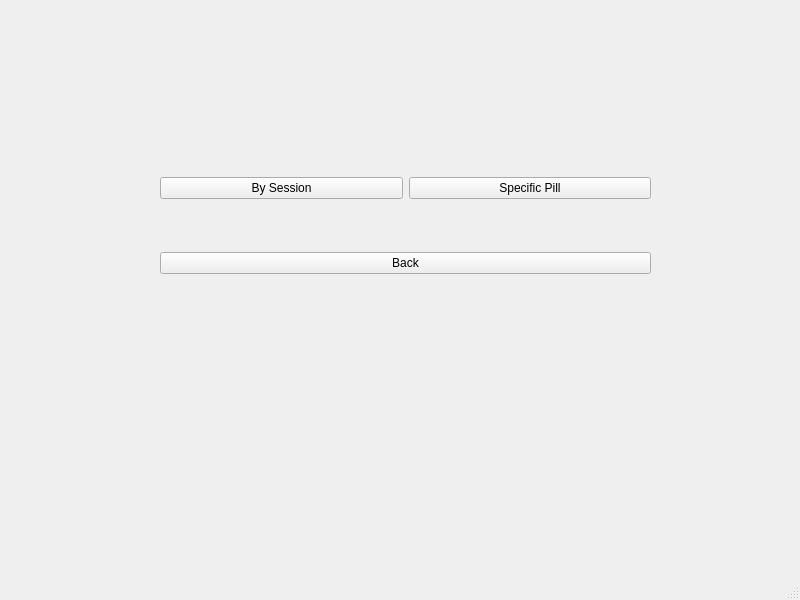
Old version of the form Kin-tech/d1.ui in the repository sankomil/Kin-tech-test.
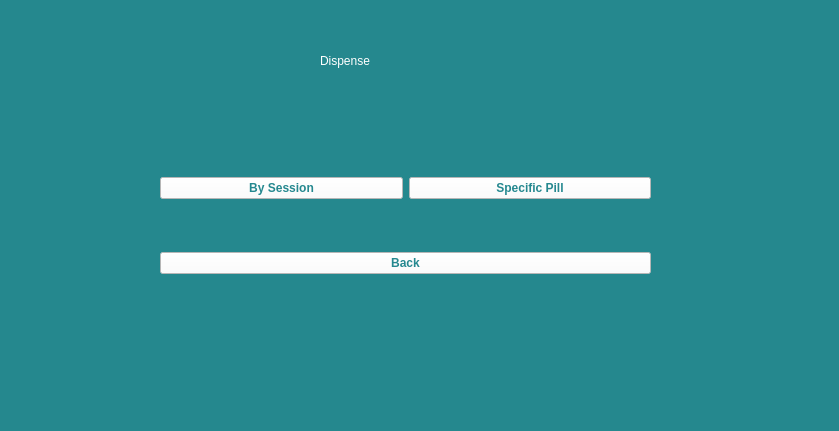
New version of the form.

What changed in the file:
```diff
--- a/Kin-tech/d1.ui
+++ b/Kin-tech/d1.ui
@@ -6,15 +6,19 @@
    <rect>
     <x>0</x>
     <y>0</y>
-    <width>800</width>
-    <height>600</height>
+    <width>839</width>
+    <height>431</height>
    </rect>
   </property>
   <property name="windowTitle">
    <string>d1</string>
   </property>
+  <property name="styleSheet">
+   <string notr="true">
+background-color: rgb(37, 136, 142);</string>
+  </property>
   <widget class="QWidget" name="centralwidget">
-   <widget class="QWidget" name="">
+   <widget class="QWidget" name="layoutWidget">
     <property name="geometry">
      <rect>
       <x>160</x>
@@ -28,6 +32,11 @@
       <layout class="QHBoxLayout" name="horizontalLayout">
        <item>
         <widget class="QPushButton" name="session_button">
+         <property name="styleSheet">
+          <string notr="true">background-color: rgb(255, 255, 255);
+color: rgb(37, 136, 143);
+font-weight: bold;</string>
+         </property>
          <property name="text">
           <string>By Session</string>
          </property>
@@ -35,6 +44,11 @@
        </item>
        <item>
         <widget class="QPushButton" name="pill_button">
+         <property name="styleSheet">
+          <string notr="true">background-color: rgb(255, 255, 255);
+color: rgb(37, 136, 143);
+font-weight: bold;</string>
+         </property>
          <property name="text">
           <string>Specific Pill</string>
          </property>
@@ -44,6 +58,11 @@
      </item>
      <item>
       <widget class="QPushButton" name="back_button">
+       <property name="styleSheet">
+        <string notr="true">background-color: rgb(255, 255, 255);
+color: rgb(37, 136, 143);
+font-weight: bold;</string>
+       </property>
        <property name="text">
         <string>Back</string>
        </property>
@@ -51,6 +70,23 @@
      </item>
     </layout>
    </widget>
+   <widget class="QLabel" name="label">
+    <property name="geometry">
+     <rect>
+      <x>320</x>
+      <y>30</y>
+      <width>251</width>
+      <height>61</height>
+     </rect>
+    </property>
+    <property name="styleSheet">
+     <string notr="true">color:rgb(255, 255, 255);
+font: 24pt &quot;Rockwell&quot;;</string>
+    </property>
+    <property name="text">
+     <string>Dispense</string>
+    </property>
+   </widget>
   </widget>
   <widget class="QMenuBar" name="menubar">
    <property name="geometry">
```
Left out of the diff: 2 changed lines with no effect on the pictures.
